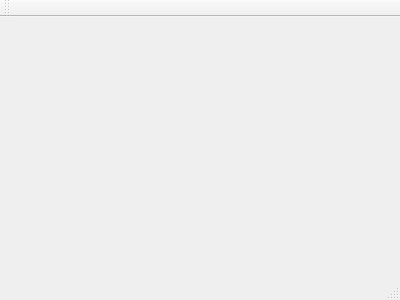
This is MainWindow.ui in nstoker/feedback-trainer as Qt 5 draws it before an edit. The edited form follows.
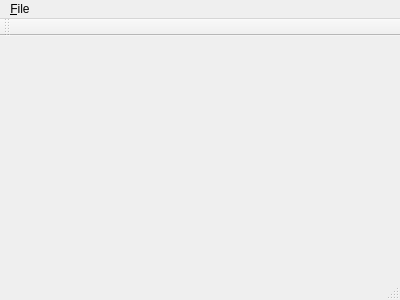
This is the edited form.

Commit message: Setting up project layout

```diff
--- a/MainWindow.ui
+++ b/MainWindow.ui
@@ -12,13 +12,39 @@
   <property name="windowTitle" >
    <string>MainWindow</string>
   </property>
-  <widget class="QMenuBar" name="menuBar" />
-  <widget class="QToolBar" name="mainToolBar" />
-  <widget class="QWidget" name="centralWidget" />
-  <widget class="QStatusBar" name="statusBar" />
+  <widget class="QWidget" name="centralWidget"/>
+  <widget class="QMenuBar" name="menuBar">
+   <property name="geometry">
+    <rect>
+     <x>0</x>
+     <y>0</y>
+     <width>400</width>
+     <height>22</height>
+    </rect>
+   </property>
+   <widget class="QMenu" name="menu_File">
+    <property name="title">
+     <string>&amp;File</string>
+    </property>
+   </widget>
+   <addaction name="menu_File"/>
+  </widget>
+  <widget class="QToolBar" name="mainToolBar">
+   <attribute name="toolBarArea">
+    <enum>TopToolBarArea</enum>
+   </attribute>
+   <attribute name="toolBarBreak">
+    <bool>false</bool>
+   </attribute>
+  </widget>
+  <widget class="QStatusBar" name="statusBar"/>
+  <action name="action_About">
+   <property name="text">
+    <string>&amp;About</string>
+   </property>
+  </action>
  </widget>
- <layoutDefault spacing="6" margin="11" />
- <pixmapfunction></pixmapfunction>
+ <layoutdefault spacing="6" margin="11"/>
  <resources/>
  <connections/>
 </ui>
```
Left out of the diff: 7 changed lines with no effect on the pictures. The commit also changes 7 other files.
